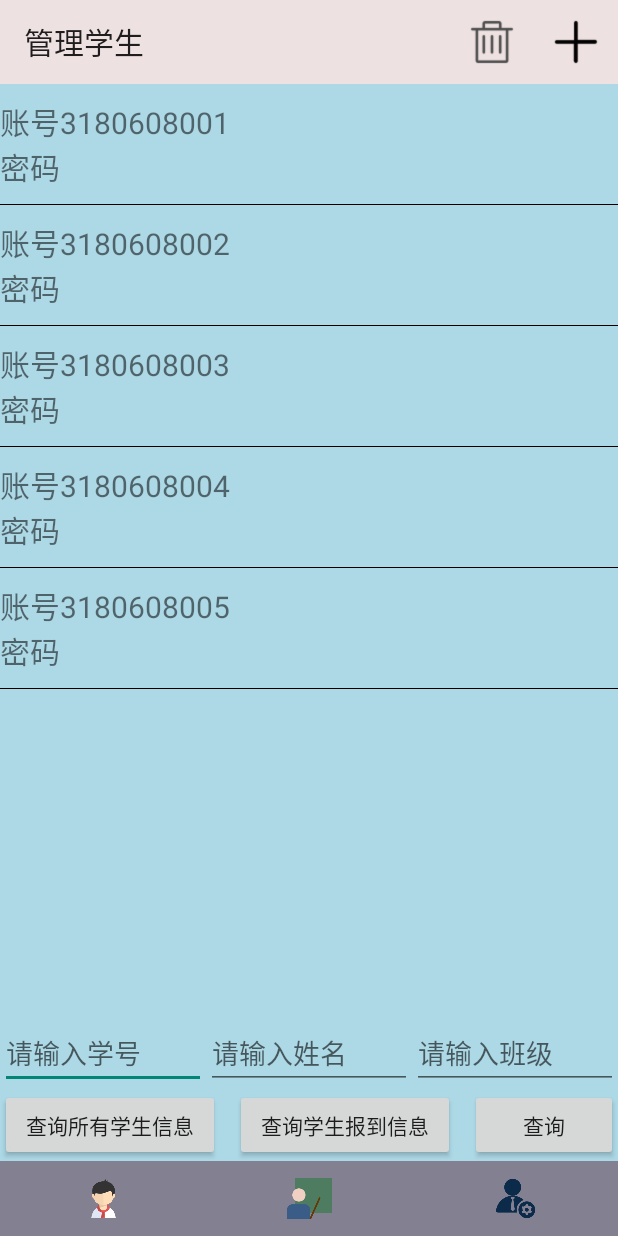
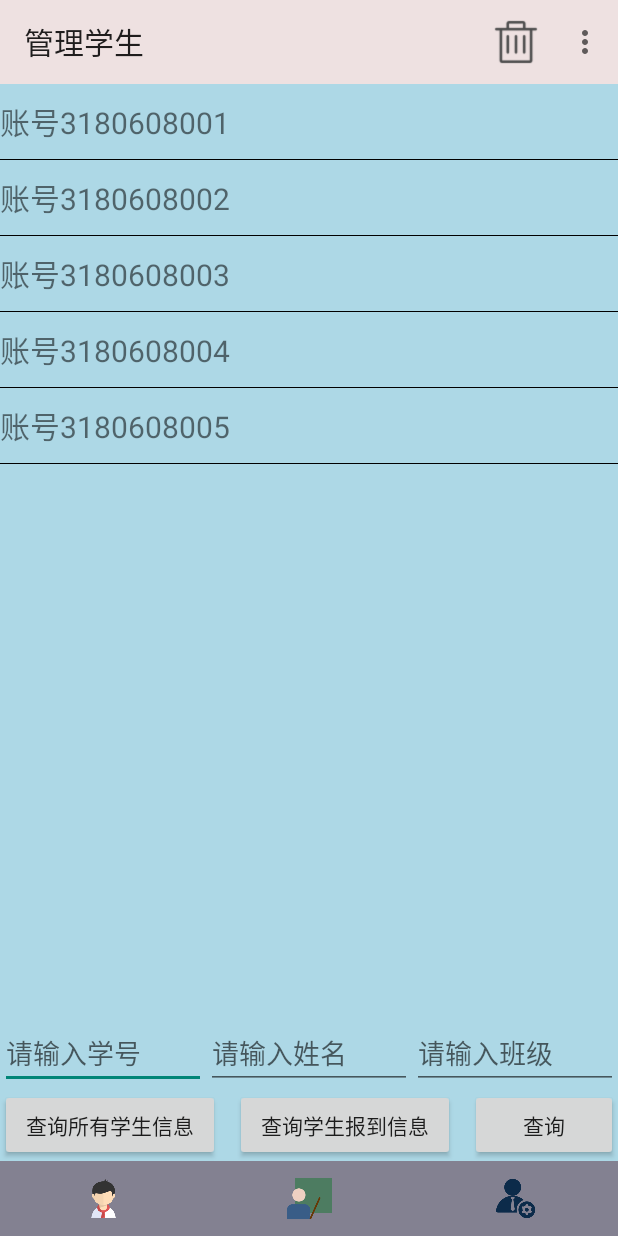
Before and after one commit to dengismy/studyingmanage02, an Android app: the student_Fragment screen opened directly, with no data from a screen before it, after a tap on "查询学生报到信息", on a phone screen of 412 x 824 dp. Run offline under Robolectric (Android 15) with nearby library versions, the phone set to English and light mode, and no system bars; 3 other taps on this screen came first.

Commit message:
管理员页面的改动

```diff
--- a/app/src/main/res/layout/common_fragment.xml
+++ b/app/src/main/res/layout/common_fragment.xml
@@ -10,7 +10,7 @@
         android:layout_height="?attr/actionBarSize"
         android:background="@color/colorPrimary"
         android:id="@+id/toolbar_fragment_common"
-        app:title="管理员设置"
+        app:title="管理员"
         >
     </android.support.v7.widget.Toolbar>
     <ListView
@@ -41,7 +41,7 @@
             android:layout_height="wrap_content"
             android:id="@+id/f_look_sumcourse"
             android:layout_weight="1"
-            android:text="查询课程设置情况"/>
+            android:text="查看资讯"/>
         <Button
             android:layout_width="match_parent"
             android:layout_height="wrap_content"
--- a/app/src/main/res/layout/list_item_account.xml
+++ b/app/src/main/res/layout/list_item_account.xml
@@ -8,8 +8,6 @@
     <TextView
         android:layout_width="wrap_content"
         android:layout_height="10dp"
-
-
         />
     <LinearLayout
         android:layout_width="match_parent"
@@ -22,35 +20,12 @@
             android:text="账号"/>
         <TextView
             android:layout_width="match_parent"
-
             android:layout_height="wrap_content"
             android:textSize="20sp"
             android:id="@+id/account_t"/>
-
-
-    </LinearLayout>
-    <LinearLayout
-        android:layout_width="match_parent"
-        android:layout_height="wrap_content"
-        android:orientation="horizontal">
-        <TextView
-            android:layout_width="wrap_content"
-            android:layout_height="wrap_content"
-            android:textSize="20sp"
-            android:text="密码"/>
-        <TextView
-            android:layout_width="match_parent"
-            android:layout_height="wrap_content"
-            android:textSize="20sp"
-            android:id="@+id/account_tv"/>
     </LinearLayout>
     <TextView
         android:layout_width="wrap_content"
         android:layout_height="10dp"
-
-
         />
-
-
-
 </LinearLayout>
--- a/app/src/main/res/menu/common_toolbar_menu.xml
+++ b/app/src/main/res/menu/common_toolbar_menu.xml
@@ -8,8 +8,13 @@
         app:showAsAction="always"
         />
     <item
-        android:id="@+id/course_add"
-        android:title="增加课程信息"
+    android:id="@+id/course_add"
+    android:title="增加资讯信息"
+    app:showAsAction="never"
+    />
+    <item
+        android:id="@+id/twocode_refresh"
+        android:title="更新二维码"
         app:showAsAction="never"
         />
     <item
@@ -17,4 +22,5 @@
         android:title="退出登录"
         app:showAsAction="never"
         />
+
 </menu>
--- a/app/src/main/res/menu/student_toolbar_menu.xml
+++ b/app/src/main/res/menu/student_toolbar_menu.xml
@@ -11,8 +11,12 @@
     <item
         android:id="@+id/student_backup_add"
         android:title="增加学生信息"
-        android:icon="@drawable/hao"
-        app:showAsAction="ifRoom"
+        app:showAsAction="never"
+        />
+    <item
+        android:id="@+id/student_large_add"
+        android:title="批量导入学生信息"
+        app:showAsAction="never"
         />
 
 
--- a/app/src/main/res/menu/teacher_toolbar_menu.xml
+++ b/app/src/main/res/menu/teacher_toolbar_menu.xml
@@ -9,11 +9,14 @@
 
         />
     <item
-        android:id="@+id/teacher_backup_add"
-        android:title="增加教师信息"
-        android:icon="@drawable/hao"
-        app:showAsAction="ifRoom"
+    android:id="@+id/teacher_backup_add"
+    android:title="增加工作人员信息"
+    app:showAsAction="never"
+    />
+    <item
+        android:id="@+id/teacher_large_add"
+        android:title="批量导入工作人员信息"
+        app:showAsAction="never"
         />
 
-
 </menu>
```
Also changed, not shown: app/src/main/java/com/example/database_manage/administractor/Common_Fragment.java (+5 -2 lines), app/src/main/java/com/example/database_manage/administractor/student_Fragment.java (+5 -113 lines), app/src/main/java/com/example/database_manage/administractor/teacher_Fragment.java (+6 -4 lines), app/src/main/res/layout/student_fragment.xml (+0 -9 lines), app/src/main/res/layout/teacher_fragment.xml (+4 -9 lines).
